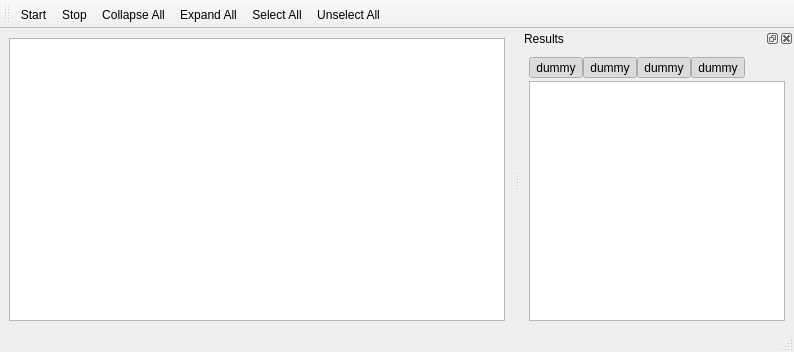
Old version of the form runnerwindow.ui in the repository KDE/veritas.
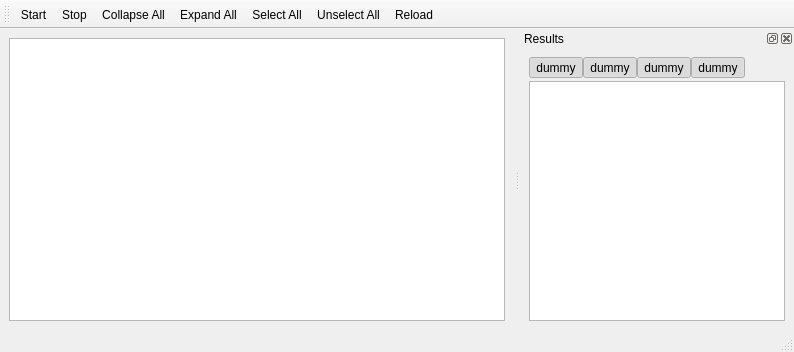
New version of the form. Icons and pictures are not drawn.

Commit message: Add reload button and test it. Push duplicate code from test plugins into a TestRunnerToolView super.

Patch:
```diff
--- a/runnerwindow.ui
+++ b/runnerwindow.ui
@@ -80,6 +80,7 @@
    <addaction name="actionExpandAll" />
    <addaction name="actionSelectAll" />
    <addaction name="actionUnselectAll" />
+   <addaction name="actionReload" />
   </widget>
   <widget class="QStatusBar" name="statusBar" >
    <property name="geometry" >
@@ -381,6 +382,11 @@
     <string>&amp;Toolbars</string>
    </property>
   </action>
+  <action name="actionReload" >
+   <property name="text" >
+    <string>Reload</string>
+   </property>
+  </action>
  </widget>
  <layoutdefault spacing="6" margin="100" />
  <resources>
```
The commit also changes 11 other files.
